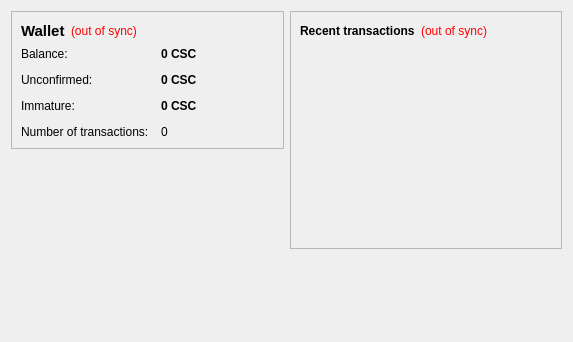
Old version of the form src/qt/forms/overviewpage.ui in the repository transcoder/CasinoCoin.
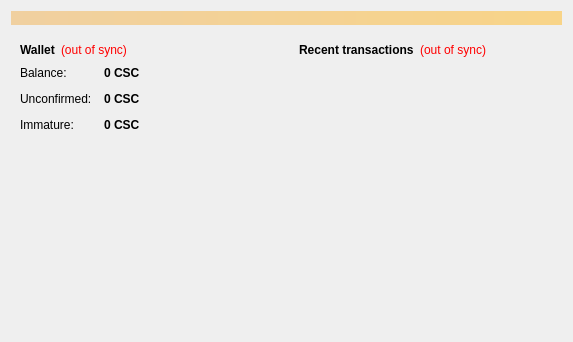
New version of the form. Icons and pictures are not drawn.

The edit to the form file:
```diff
--- a/src/qt/forms/overviewpage.ui
+++ b/src/qt/forms/overviewpage.ui
@@ -13,16 +13,34 @@
   <property name="windowTitle">
    <string>Form</string>
   </property>
+  <layout class="QVBoxLayout" name="topLayout">
+   <item>
+    <widget class="QLabel" name="labelAlerts">
+     <property name="visible">
+      <bool>false</bool>
+     </property>
+     <property name="styleSheet">
+      <string notr="true">background-color: qlineargradient(x1: 0, y1: 0, x2: 1, y2: 0, stop:0 #F0D0A0, stop:1 #F8D488); color:#000000;</string>
+     </property>
+     <property name="wordWrap">
+      <bool>true</bool>
+     </property>
+     <property name="margin">
+      <number>3</number>
+     </property>
+    </widget>
+   </item>
+   <item>
   <layout class="QHBoxLayout" name="horizontalLayout" stretch="1,1">
    <item>
     <layout class="QVBoxLayout" name="verticalLayout_2">
      <item>
       <widget class="QFrame" name="frame">
        <property name="frameShape">
-        <enum>QFrame::StyledPanel</enum>
+          <enum>QFrame::NoFrame</enum>
        </property>
        <property name="frameShadow">
-        <enum>QFrame::Raised</enum>
+          <enum>QFrame::Plain</enum>
        </property>
        <layout class="QVBoxLayout" name="verticalLayout_4">
         <item>
@@ -31,7 +49,6 @@
            <widget class="QLabel" name="label_5">
             <property name="font">
              <font>
-              <pointsize>11</pointsize>
               <weight>75</weight>
               <bold>true</bold>
              </font>
@@ -141,23 +158,6 @@
             </property>
            </widget>
           </item>
-          <item row="3" column="0">
-           <widget class="QLabel" name="label_2">
-            <property name="text">
-             <string>Number of transactions:</string>
-            </property>
-           </widget>
-          </item>
-          <item row="3" column="1">
-           <widget class="QLabel" name="labelNumTransactions">
-            <property name="toolTip">
-             <string>Total number of transactions in wallet</string>
-            </property>
-            <property name="text">
-             <string notr="true">0</string>
-            </property>
-           </widget>
-          </item>
           <item row="2" column="0">
            <widget class="QLabel" name="labelImmatureText">
             <property name="text">
@@ -228,10 +228,10 @@
      <item>
       <widget class="QFrame" name="frame_2">
        <property name="frameShape">
-        <enum>QFrame::StyledPanel</enum>
+          <enum>QFrame::NoFrame</enum>
        </property>
        <property name="frameShadow">
-        <enum>QFrame::Raised</enum>
+          <enum>QFrame::Plain</enum>
        </property>
        <layout class="QVBoxLayout" name="verticalLayout">
         <item>
@@ -312,6 +312,8 @@
     </layout>
    </item>
   </layout>
+   </item>
+  </layout>
  </widget>
  <resources>
   <include location="../bitcoin.qrc"/>
```
Left out of the diff: 6 changed lines with no effect on the pictures. Lines whose indentation alone changed are shown as unchanged.
